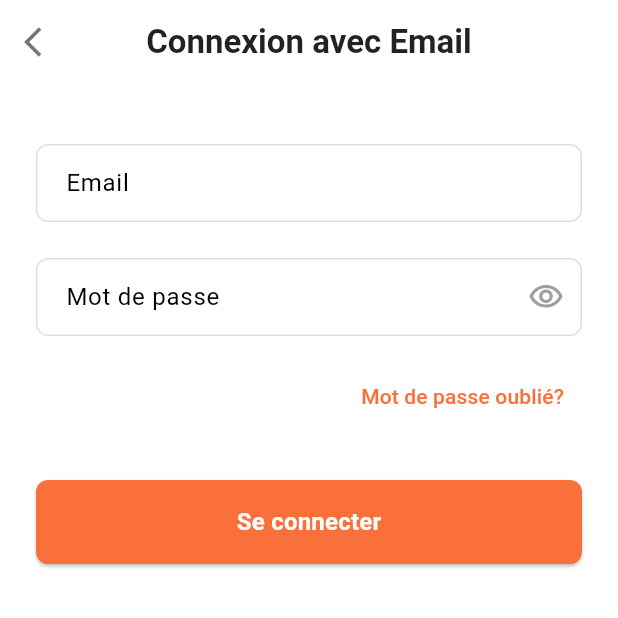
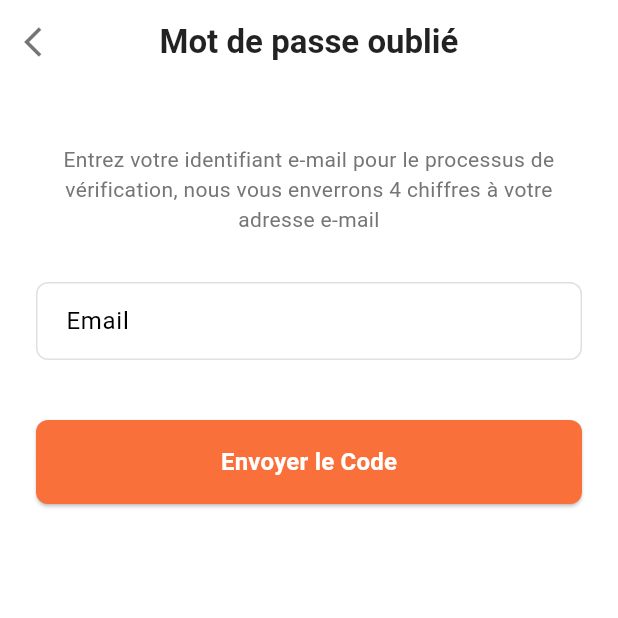
Before and after one commit to Pessidjo-Germann/ln_foot, a Flutter app: the EmailLoginScreen screen opened directly, after a tap on "Mot de passe oublié?", on a phone screen of 412 x 824 dp, the top half of it. Run offline on Flutter 3.47's test engine with Material 3 defaults, Android fonts, the phone set to English and light mode, and no system bars; our stand-ins replace pinput.

Commit message:
Add Forgot Password screen and integrate smart_auth plugin

```diff
--- a/lib/screen/email_login_screen.dart
+++ b/lib/screen/email_login_screen.dart
@@ -1,4 +1,5 @@
 import 'package:flutter/material.dart';
+import 'package:ln_foot/screen/forgot_password_screen.dart'; // Import forgot password screen
 import 'package:ln_foot/widgets/constante.dart';
 import 'package:ln_foot/widgets/custom_app_bar.dart';
 import 'package:ln_foot/widgets/custom_button.dart';
@@ -108,8 +109,10 @@ class _EmailLoginScreenState extends State<EmailLoginScreen> {
                   alignment: Alignment.centerRight,
                   child: TextButton(
                     onPressed: () {
-                      // TODO: Implement Forgot Password flow
-                      print('Forgot Password pressed');
+                      // Navigate to Forgot Password Screen
+                      Navigator.of(context).push(
+                        MaterialPageRoute(builder: (context) => const ForgotPasswordScreen()),
+                      );
                     },
                     child: const Text(
                       'Mot de passe oublié?',
--- /dev/null
+++ b/lib/screen/forgot_password_screen.dart
@@ -0,0 +1,102 @@
+import 'package:flutter/material.dart';
+import 'package:ln_foot/screen/otp_verification_screen.dart'; // To navigate to OTP screen
+import 'package:ln_foot/widgets/custom_app_bar.dart';
+import 'package:ln_foot/widgets/custom_button.dart';
+import 'package:ln_foot/widgets/custom_text_field.dart';
+
+class ForgotPasswordScreen extends StatefulWidget {
+  const ForgotPasswordScreen({super.key});
+
+  @override
+  State<ForgotPasswordScreen> createState() => _ForgotPasswordScreenState();
+}
+
+class _ForgotPasswordScreenState extends State<ForgotPasswordScreen> {
+  final _formKey = GlobalKey<FormState>();
+  final _emailController = TextEditingController();
+  bool _autovalidate = false;
+
+  @override
+  void dispose() {
+    _emailController.dispose();
+    super.dispose();
+  }
+
+  // Basic email validation regex (can be moved to a utils file later)
+  bool _isValidEmail(String email) {
+    return RegExp(r"^[a-zA-Z0-9.a-zA-Z0-9.!#$%&'*+-/=?^_`{|}~]+@[a-zA-Z0-9]+\.[a-zA-Z]+").hasMatch(email);
+  }
+
+  void _sendCode() {
+    setState(() {
+      _autovalidate = true;
+    });
+    if (_formKey.currentState!.validate()) {
+      // Form is valid, proceed to send code and navigate
+      print('Sending code to: ${_emailController.text}');
+      // TODO: Implement actual code sending logic (API call)
+
+      // Navigate to OTP screen, passing the email
+      Navigator.of(context).push(
+        MaterialPageRoute(
+          builder: (context) => OtpVerificationScreen(email: _emailController.text),
+        ),
+      );
+    } else {
+      print('Email validation failed');
+    }
+  }
+
+  @override
+  Widget build(BuildContext context) {
+    final textTheme = Theme.of(context).textTheme;
+
+    return Scaffold(
+      backgroundColor: Colors.white,
+      appBar: const CustomAppBar(title: 'Mot de passe oublié'),
+      body: SafeArea(
+        child: Padding(
+          padding: const EdgeInsets.symmetric(horizontal: 24.0, vertical: 20.0),
+          child: Form(
+            key: _formKey,
+            autovalidateMode: _autovalidate ? AutovalidateMode.onUserInteraction : AutovalidateMode.disabled,
+            child: Column(
+              crossAxisAlignment: CrossAxisAlignment.stretch,
+              children: [
+                const SizedBox(height: 20),
+                Text(
+                  'Entrez votre identifiant e-mail pour le processus de vérification, nous vous enverrons 4 chiffres à votre adresse e-mail',
+                  style: textTheme.bodyMedium?.copyWith(color: Colors.grey.shade600),
+                  textAlign: TextAlign.center,
+                ),
+                const SizedBox(height: 32),
+                // Email Field
+                CustomTextField(
+                  controller: _emailController,
+                  labelText: 'Email',
+                  hintText: 'Entrez votre email',
+                  validator: (value) {
+                    if (value == null || value.isEmpty) {
+                      return 'Veuillez entrer votre adresse mail';
+                    }
+                    if (!_isValidEmail(value)) {
+                      return 'Veuillez entrer une adresse mail valide';
+                    }
+                    return null;
+                  },
+                ),
+                const SizedBox(height: 40),
+                // Send Code Button
+                CustomButton(
+                  text: 'Envoyer le Code', // Changed text based on image
+                  onPressed: _sendCode,
+                ),
+                const Spacer(), // Pushes content up
+              ],
+            ),
+          ),
+        ),
+      ),
+    );
+  }
+}
--- a/pubspec.yaml
+++ b/pubspec.yaml
@@ -34,6 +34,7 @@ dependencies:
   # The following adds the Cupertino Icons font to your application.
   # Use with the CupertinoIcons class for iOS style icons.
   cupertino_icons: ^1.0.8
+  pinput: ^4.0.0 # Added for OTP input field
 
 dev_dependencies:
   flutter_test:
```
Also changed, not shown: lib/screen/otp_verification_screen.dart (added, +165 -0 lines), lib/screen/reset_password_screen.dart (added, +151 -0 lines), pubspec.lock, 5 other files.
